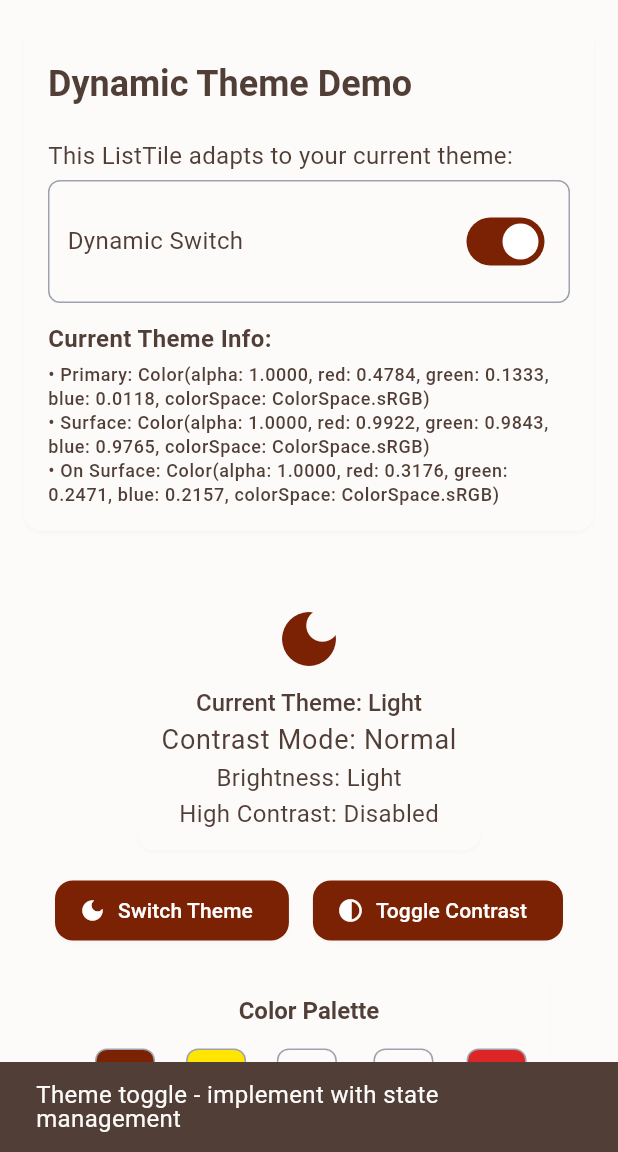
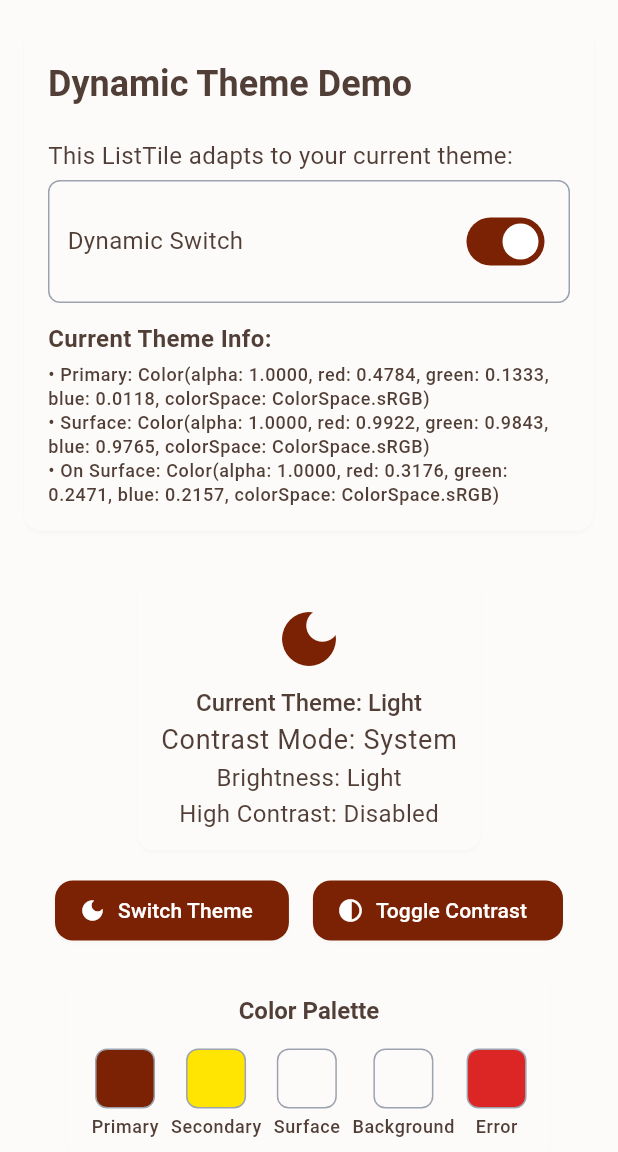
Before and after one commit to RoshanOscarSah/theme_and_contrast, a Flutter app: the screen it shows after launch, after a tap on "Switch Theme", on a phone screen of 412 x 824 dp, the part 84-1236 px from its top. Run offline on Flutter 3.47's test engine with Material 3 defaults, Android fonts, the phone set to English and light mode, and no system bars; Roboto replaces fonts that are missing (WorkSans).

Commit message:
Implement theme change listener in main.dart and home_page.dart; remove unused light and dark theme files. Enhance ThemeManager with listener management and theme toggling functionality for improved theme handling.

```diff
--- a/lib/core/theme/high_contrast_dark_theme.dart
+++ b/lib/core/theme/high_contrast_dark_theme.dart
@@ -20,19 +20,31 @@ ThemeData buildHighContrastDarkTheme() {
     onSurfaceVariant: AppColors.WHITE,
   );
 
+  TextTheme buildHighContrastDarkTextTheme() {
+    return TextTheme(
+      displayLarge: h1Style,
+      displayMedium: h2Style,
+      displaySmall: h3Style,
+      headlineLarge: h4Style,
+      headlineMedium: paragraphStyle,
+      headlineSmall: paragraphMediumStyle,
+      titleLarge: paragraphSemiBoldStyle,
+      titleMedium: paragraphSmallStyle,
+      titleSmall: paragraphSmallBoldStyle,
+      bodyLarge: bodySd1Style,
+      bodyMedium: bodySd2Style,
+      bodySmall: captionMediumStyle,
+      labelSmall: h7Style,
+    );
+  }
+
   return ThemeData(
     useMaterial3: true,
     brightness: Brightness.dark,
     colorScheme: colorScheme,
     primaryColor: AppColors.WHITE,
     scaffoldBackgroundColor: AppColors.BLACK,
-    textTheme: TextTheme(
-      headlineSmall: h3Style.copyWith(color: AppColors.WHITE),
-      titleLarge: h2Style.copyWith(color: AppColors.WHITE),
-      bodyLarge: paragraphMediumStyle.copyWith(color: AppColors.WHITE),
-      bodyMedium: paragraphStyle.copyWith(color: AppColors.WHITE),
-      bodySmall: captionMediumStyle.copyWith(color: AppColors.WHITE),
-    ),
+    textTheme: buildHighContrastDarkTextTheme(),
     appBarTheme: AppBarTheme(
       backgroundColor: AppColors.WHITE,
       foregroundColor: AppColors.BLACK,
--- a/lib/core/theme/high_contrast_light_theme.dart
+++ b/lib/core/theme/high_contrast_light_theme.dart
@@ -20,19 +20,31 @@ ThemeData buildHighContrastLightTheme() {
     onSurfaceVariant: AppColors.BLACK,
   );
 
+  TextTheme buildHighContrastLightTextTheme() {
+    return TextTheme(
+      displayLarge: h1Style,
+      displayMedium: h2Style,
+      displaySmall: h3Style,
+      headlineLarge: h4Style,
+      headlineMedium: paragraphStyle,
+      headlineSmall: paragraphMediumStyle,
+      titleLarge: paragraphSemiBoldStyle,
+      titleMedium: paragraphSmallStyle,
+      titleSmall: paragraphSmallBoldStyle,
+      bodyLarge: bodySd1Style,
+      bodyMedium: bodySd2Style,
+      bodySmall: captionMediumStyle,
+      labelSmall: h7Style,
+    );
+  }
+
   return ThemeData(
     useMaterial3: true,
     brightness: Brightness.light,
     colorScheme: colorScheme,
     primaryColor: AppColors.BLACK,
     scaffoldBackgroundColor: AppColors.WHITE,
-    textTheme: TextTheme(
-      headlineSmall: h3Style.copyWith(color: AppColors.BLACK),
-      titleLarge: h2Style.copyWith(color: AppColors.BLACK),
-      bodyLarge: paragraphMediumStyle.copyWith(color: AppColors.BLACK),
-      bodyMedium: paragraphStyle.copyWith(color: AppColors.BLACK),
-      bodySmall: captionMediumStyle.copyWith(color: AppColors.BLACK),
-    ),
+    textTheme: buildHighContrastLightTextTheme(),
     appBarTheme: AppBarTheme(
       backgroundColor: AppColors.BLACK,
       foregroundColor: AppColors.WHITE,
--- a/lib/core/theme/manager/theme_manager.dart
+++ b/lib/core/theme/manager/theme_manager.dart
@@ -1,14 +1,29 @@
 import 'package:flutter/material.dart';
-import '../dark_theme.dart';
+import '../theme_dark.dart';
 import '../high_contrast_dark_theme.dart';
 import '../high_contrast_light_theme.dart';
-import '../light_theme.dart';
+import '../theme_light.dart';
 
 enum ContrastMode { normal, high, system }
 
 class ThemeManager {
-  static const ThemeMode _themeMode = ThemeMode.system;
-  static const ContrastMode _contrastMode = ContrastMode.system;
+  static ThemeMode _themeMode = ThemeMode.system;
+  static ContrastMode _contrastMode = ContrastMode.system;
+  static final List<Function()> _listeners = [];
+
+  static void addListener(Function() listener) {
+    _listeners.add(listener);
+  }
+
+  static void removeListener(Function() listener) {
+    _listeners.remove(listener);
+  }
+
+  static void _notifyListeners() {
+    for (final listener in _listeners) {
+      listener();
+    }
+  }
 
   static ThemeData getLightTheme() {
     if (_contrastMode == ContrastMode.high) {
@@ -38,6 +53,44 @@ class ThemeManager {
     return null;
   }
 
+  static void setContrastMode(ContrastMode contrastMode) {
+    _contrastMode = contrastMode;
+    _notifyListeners();
+  }
+
+  static void setThemeMode(ThemeMode themeMode) {
+    _themeMode = themeMode;
+    _notifyListeners();
+  }
+
+  static void toggleTheme() {
+    switch (_themeMode) {
+      case ThemeMode.light:
+        setThemeMode(ThemeMode.dark);
+        break;
+      case ThemeMode.dark:
+        setThemeMode(ThemeMode.system);
+        break;
+      case ThemeMode.system:
+        setThemeMode(ThemeMode.light);
+        break;
+    }
+  }
+
+  static void toggleContrast() {
+    switch (_contrastMode) {
+      case ContrastMode.normal:
+        setContrastMode(ContrastMode.high);
+        break;
+      case ContrastMode.high:
+        setContrastMode(ContrastMode.system);
+        break;
+      case ContrastMode.system:
+        setContrastMode(ContrastMode.normal);
+        break;
+    }
+  }
+
   static ThemeMode get themeMode => _themeMode;
   static ContrastMode get contrastMode => _contrastMode;
 }
--- a/lib/main.dart
+++ b/lib/main.dart
@@ -20,6 +20,21 @@ class _MyAppState extends State<MyApp> {
   @override
   void initState() {
     super.initState();
+    // Listen to theme changes
+    ThemeManager.addListener(_onThemeChanged);
+  }
+
+  @override
+  void dispose() {
+    // Remove listener when widget is disposed
+    ThemeManager.removeListener(_onThemeChanged);
+    super.dispose();
+  }
+
+  void _onThemeChanged() {
+    setState(() {
+      // Rebuild the widget when theme changes
+    });
   }
 
   @override
--- a/lib/screens/home_page.dart
+++ b/lib/screens/home_page.dart
@@ -1,6 +1,7 @@
 import 'dart:io';
 
 import 'package:flutter/material.dart';
+import 'package:theme_and_contrast/core/theme/manager/theme_manager.dart';
 
 import 'widgets/appearance_modal.dart';
 import 'widgets/color_swatch.dart';
@@ -13,13 +14,28 @@ class MyHomePage extends StatefulWidget {
 }
 
 class _MyHomePageState extends State<MyHomePage> {
+  @override
+  void initState() {
+    super.initState();
+    // Listen to theme changes
+    ThemeManager.addListener(_onThemeChanged);
+  }
+
+  @override
+  void dispose() {
+    // Remove listener when widget is disposed
+    ThemeManager.removeListener(_onThemeChanged);
+    super.dispose();
+  }
+
+  void _onThemeChanged() {
+    setState(() {
+      // Rebuild the widget when theme changes
+    });
+  }
+
   String _getThemeModeText() {
-    final themeMode =
-        Theme.of(context).brightness == Brightness.dark
-            ? ThemeMode.dark
-            : ThemeMode.light;
-
-    switch (themeMode) {
+    switch (ThemeManager.themeMode) {
       case ThemeMode.light:
         return 'Light';
       case ThemeMode.dark:
@@ -30,11 +46,14 @@ class _MyHomePageState extends State<MyHomePage> {
   }
 
   String _getContrastModeText() {
-    final isHighContrast = MediaQuery.of(context).highContrast;
-    if (isHighContrast) {
-      return 'High';
+    switch (ThemeManager.contrastMode) {
+      case ContrastMode.normal:
+        return 'Normal';
+      case ContrastMode.high:
+        return 'High';
+      case ContrastMode.system:
+        return 'System';
     }
-    return 'Normal';
   }
 
   void _showAppearanceModal(BuildContext context) {
@@ -47,23 +66,11 @@ class _MyHomePageState extends State<MyHomePage> {
   }
 
   void _toggleTheme() {
-    // This would need to be implemented with a state management solution
-    // For now, we'll just show a snackbar
-    ScaffoldMessenger.of(context).showSnackBar(
-      const SnackBar(
-        content: Text('Theme toggle - implement with state management'),
-      ),
-    );
+    ThemeManager.toggleTheme();
   }
 
   void _toggleContrast() {
-    // This would need to be implemented with a state management solution
-    // For now, we'll just show a snackbar
-    ScaffoldMessenger.of(context).showSnackBar(
-      const SnackBar(
-        content: Text('Contrast toggle - implement with state management'),
-      ),
-    );
+    ThemeManager.toggleContrast();
   }
 
   @override
@@ -159,7 +166,7 @@ class _MyHomePageState extends State<MyHomePage> {
                   child: Column(
                     children: [
                       Icon(
-                        Theme.of(context).brightness == Brightness.dark
+                        ThemeManager.themeMode == ThemeMode.dark
                             ? Icons.light_mode
                             : Icons.dark_mode,
                         size: 48,
@@ -202,7 +209,7 @@ class _MyHomePageState extends State<MyHomePage> {
                   ElevatedButton.icon(
                     onPressed: _toggleTheme,
                     icon: Icon(
-                      Theme.of(context).brightness == Brightness.dark
+                      ThemeManager.themeMode == ThemeMode.dark
                           ? Icons.light_mode
                           : Icons.dark_mode,
                     ),
@@ -212,7 +219,7 @@ class _MyHomePageState extends State<MyHomePage> {
                   ElevatedButton.icon(
                     onPressed: _toggleContrast,
                     icon: Icon(
-                      _getContrastModeText() == 'High'
+                      ThemeManager.contrastMode == ContrastMode.high
                           ? Icons.contrast
                           : Icons.contrast_outlined,
                     ),
```
Also changed, not shown: lib/core/theme/theme_dark.dart (renamed from lib/core/theme/dark_theme.dart), lib/core/theme/theme_light.dart (renamed from lib/core/theme/light_theme.dart).
